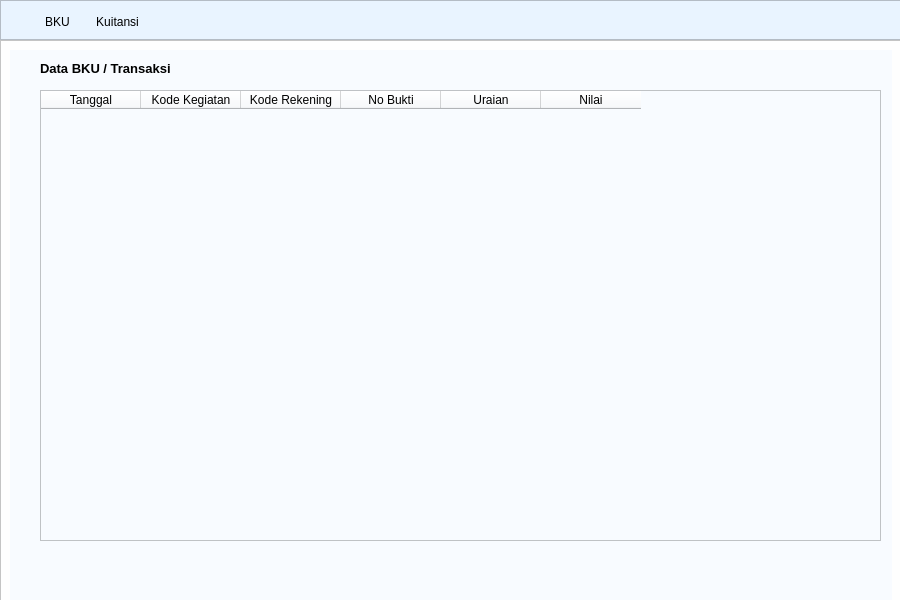
Old version of the form appkuibos.ui in the repository matthelosh/appkuibos.
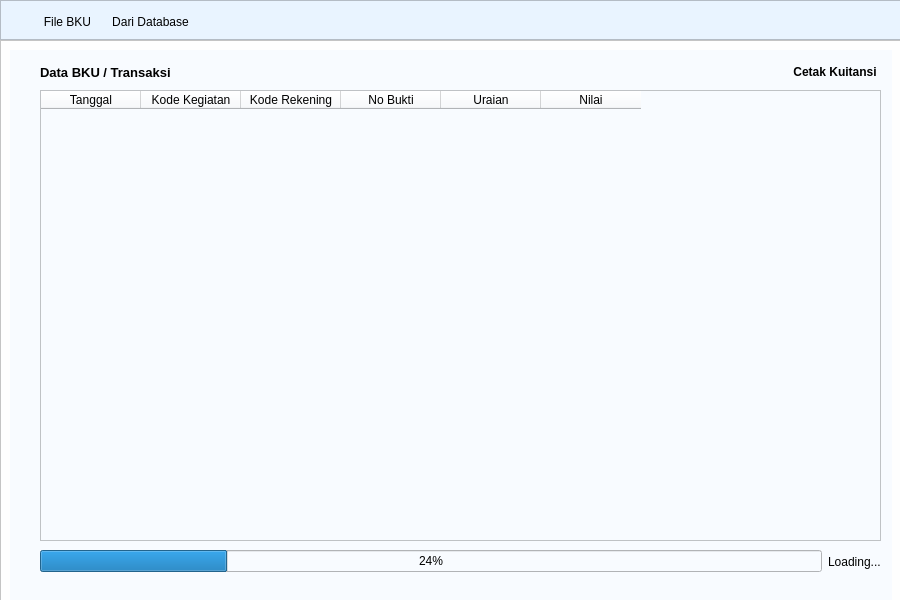
New version of the form. Icons and pictures are not drawn.

The edit to the form file:
```diff
--- a/appkuibos.ui
+++ b/appkuibos.ui
@@ -62,14 +62,14 @@
        <widget class="QPushButton" name="btn_bku">
         <property name="geometry">
          <rect>
-          <x>20</x>
+          <x>30</x>
           <y>10</y>
           <width>75</width>
           <height>23</height>
          </rect>
         </property>
         <property name="text">
-         <string>BKU</string>
+         <string>File BKU</string>
         </property>
         <property name="icon">
          <iconset>
@@ -82,14 +82,14 @@
        <widget class="QPushButton" name="btn_kuitansi">
         <property name="geometry">
          <rect>
-          <x>80</x>
+          <x>100</x>
           <y>10</y>
-          <width>75</width>
+          <width>101</width>
           <height>23</height>
          </rect>
         </property>
         <property name="text">
-         <string>Kuitansi</string>
+         <string>Dari Database</string>
         </property>
         <property name="icon">
          <iconset>
@@ -128,27 +128,7 @@
            <property name="styleSheet">
             <string notr="true">background-color: rgb(248, 251, 255);</string>
            </property>
-           <widget class="QLabel" name="label_bku">
-            <property name="geometry">
-             <rect>
-              <x>30</x>
-              <y>10</y>
-              <width>171</width>
-              <height>16</height>
-             </rect>
-            </property>
-            <property name="font">
-             <font>
-              <pointsize>10</pointsize>
-              <weight>75</weight>
-              <bold>true</bold>
-             </font>
-            </property>
-            <property name="text">
-             <string>Data BKU / Transaksi</string>
-            </property>
-           </widget>
-           <widget class="QTableWidget" name="tableWidget">
+           <widget class="QTableWidget" name="table_bku">
             <property name="geometry">
              <rect>
               <x>30</x>
@@ -188,6 +168,98 @@
              </property>
             </column>
            </widget>
+           <widget class="QWidget" name="">
+            <property name="geometry">
+             <rect>
+              <x>30</x>
+              <y>500</y>
+              <width>841</width>
+              <height>23</height>
+             </rect>
+            </property>
+            <layout class="QHBoxLayout" name="horizontalLayout">
+             <item>
+              <widget class="QProgressBar" name="progress_bar">
+               <property name="value">
+                <number>24</number>
+               </property>
+               <property name="textVisible">
+                <bool>true</bool>
+               </property>
+              </widget>
+             </item>
+             <item>
+              <widget class="QLabel" name="label_loading">
+               <property name="text">
+                <string>Loading...</string>
+               </property>
+              </widget>
+             </item>
+            </layout>
+           </widget>
+           <widget class="QWidget" name="">
+            <property name="geometry">
+             <rect>
+              <x>30</x>
+              <y>10</y>
+              <width>841</width>
+              <height>25</height>
+             </rect>
+            </property>
+            <layout class="QHBoxLayout" name="horizontalLayout_2">
+             <item>
+              <widget class="QLabel" name="label_bku">
+               <property name="sizePolicy">
+                <sizepolicy hsizetype="Preferred" vsizetype="Preferred">
+                 <horstretch>1</horstretch>
+                 <verstretch>0</verstretch>
+                </sizepolicy>
+               </property>
+               <property name="font">
+                <font>
+                 <pointsize>10</pointsize>
+                 <weight>75</weight>
+                 <bold>true</bold>
+                </font>
+               </property>
+               <property name="text">
+                <string>Data BKU / Transaksi</string>
+               </property>
+              </widget>
+             </item>
+             <item>
+              <widget class="QPushButton" name="btn_print_selected">
+               <property name="sizePolicy">
+                <sizepolicy hsizetype="Minimum" vsizetype="Fixed">
+                 <horstretch>0</horstretch>
+                 <verstretch>0</verstretch>
+                </sizepolicy>
+               </property>
+               <property name="font">
+                <font>
+                 <weight>75</weight>
+                 <bold>true</bold>
+                </font>
+               </property>
+               <property name="cursor">
+                <cursorShape>PointingHandCursor</cursorShape>
+               </property>
+               <property name="toolTip">
+                <string>Cetak BKU Terpilih</string>
+               </property>
+               <property name="styleSheet">
+                <string notr="true"/>
+               </property>
+               <property name="text">
+                <string>Cetak Kuitansi</string>
+               </property>
+               <property name="flat">
+                <bool>true</bool>
+               </property>
+              </widget>
+             </item>
+            </layout>
+           </widget>
           </widget>
           <widget class="QWidget" name="page_kuitansi">
            <widget class="QLabel" name="label">
```
Left out of the diff: 36 changed lines with no effect on the pictures.
